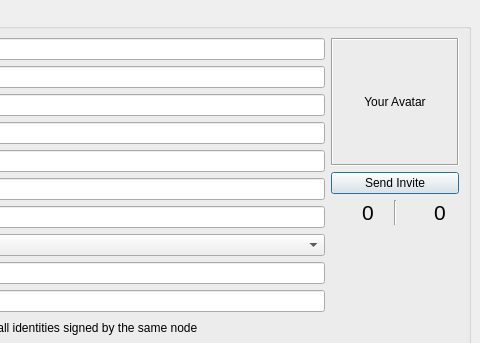
Qt form retroshare-gui/src/gui/Identity/IdDetailsDialog.ui (RetroShare/RetroShare) before a commit; both pictures show x 208 to 688 and y 0 to 343 of the 688 by 475 pixel window.
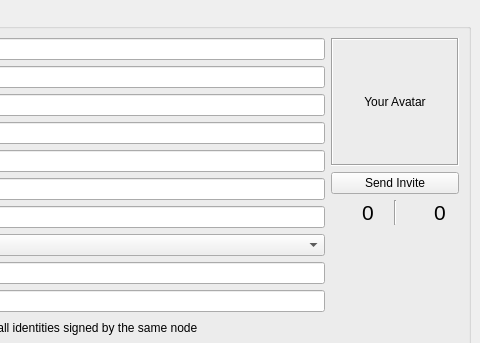
The same form after that commit. Icons and pictures are not drawn. Custom widgets are drawn as their Qt base class.

Commit message: remved tokenQueue from IdDetailsDialog and attempt to fix crash in Circles due to deleting an item that is still in the tree

What changed in the file:
```diff
--- a/retroshare-gui/src/gui/Identity/IdDetailsDialog.ui
+++ b/retroshare-gui/src/gui/Identity/IdDetailsDialog.ui
@@ -1,7 +1,7 @@
 <?xml version="1.0" encoding="UTF-8"?>
 <ui version="4.0">
  <class>IdDetailsDialog</class>
- <widget class="QDialog" name="IdDetailsDialog">
+ <widget class="QWidget" name="IdDetailsWidget">
   <property name="geometry">
    <rect>
     <x>0</x>
```
Left out of the diff: 13 changed lines with no effect on the pictures. Lines whose indentation alone changed are shown as unchanged. The commit also changes 3 other files.
